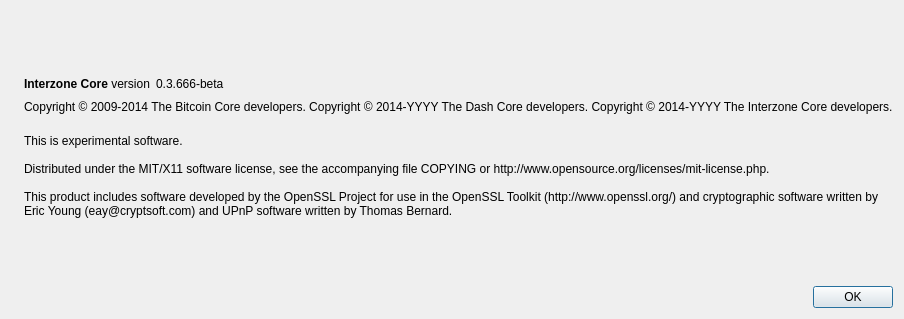
The window that src/qt/forms/aboutdialog.ui (projectinterzone/tITZ) describes before a commit, drawn with Qt 5.
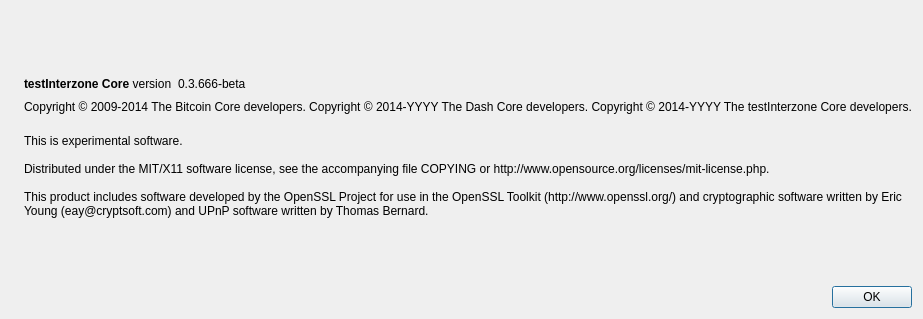
The same window after the commit. Icons and pictures are not drawn.

Diff of the .ui file:
```diff
--- a/src/qt/forms/aboutdialog.ui
+++ b/src/qt/forms/aboutdialog.ui
@@ -50,7 +50,7 @@
           <cursorShape>IBeamCursor</cursorShape>
          </property>
          <property name="text">
-          <string>&lt;b&gt;Interzone Core&lt;/b&gt; version</string>
+          <string>&lt;b&gt;testInterzone Core&lt;/b&gt; version</string>
          </property>
          <property name="textInteractionFlags">
           <set>Qt::LinksAccessibleByMouse|Qt::TextSelectableByKeyboard|Qt::TextSelectableByMouse</set>
@@ -93,7 +93,7 @@
        <property name="text">
         <string>Copyright &amp;copy; 2009-2014 The Bitcoin Core developers.
 Copyright &amp;copy; 2014-YYYY The Dash Core developers.
-Copyright &amp;copy; 2014-YYYY The Interzone Core developers.</string>
+Copyright &amp;copy; 2014-YYYY The testInterzone Core developers.</string>
        </property>
        <property name="textFormat">
         <enum>Qt::RichText</enum>
```
Left out of the diff: 2 changed lines with no effect on the pictures.
